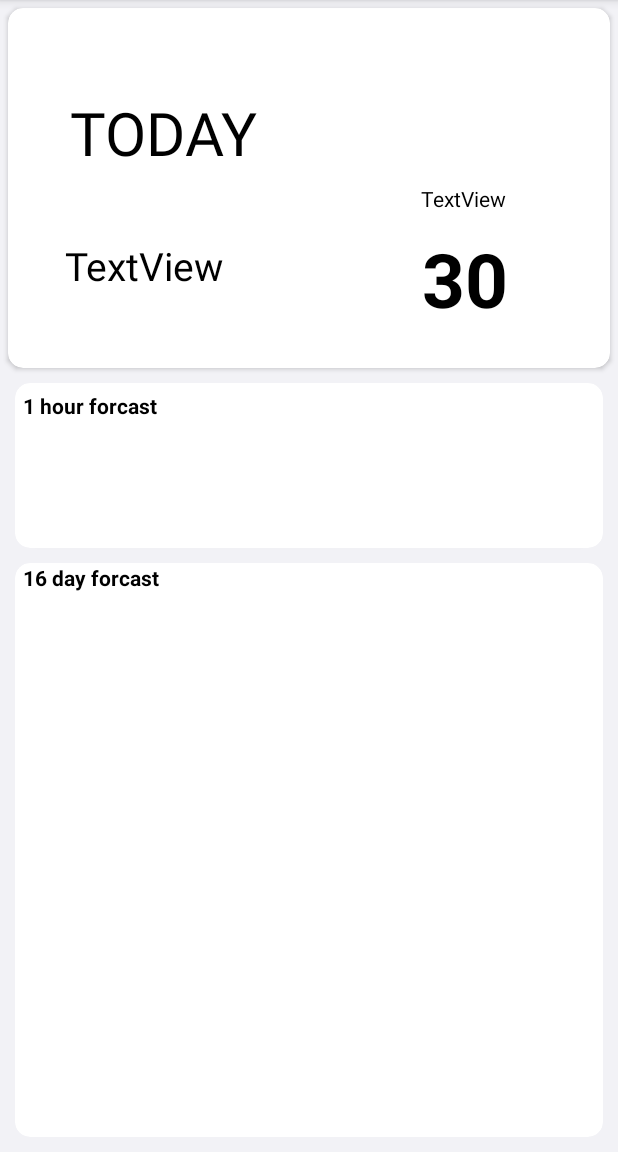
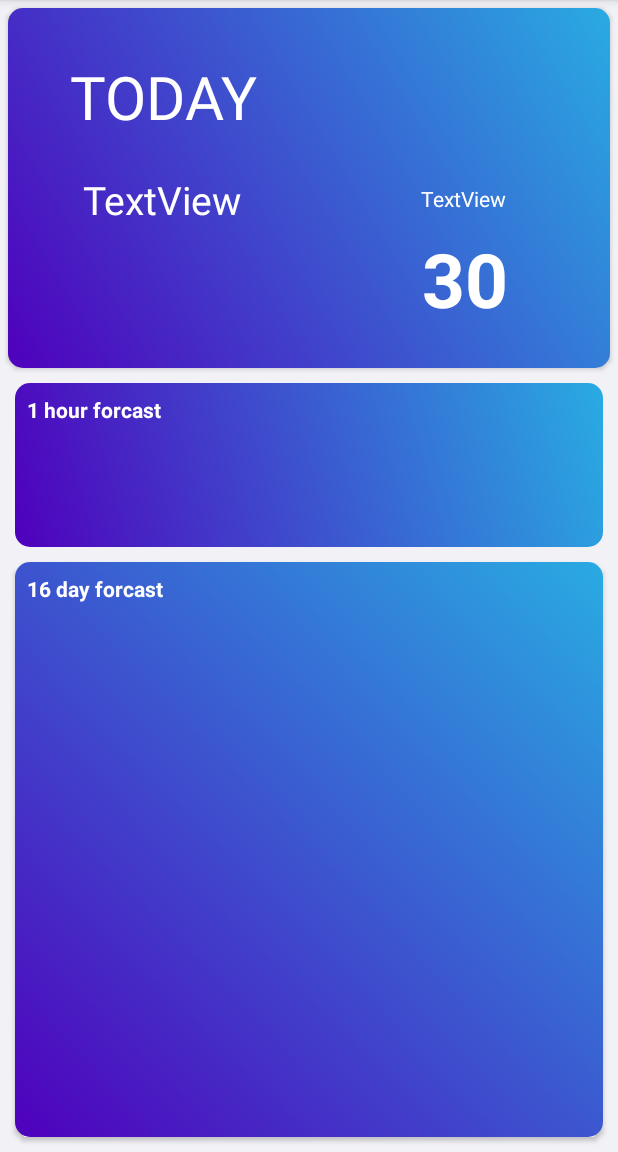
Before and after one commit to AlirezaNouri-77/simple-weather-app, an Android app: the screen it shows after launch (MainActivity), on a phone screen of 412 x 824 dp, the part 84-1236 px from its top. Run offline under Robolectric (Android 15) with nearby library versions, the light colour scheme and no system bars; our stand-ins replace Picasso; pictures from the network do not load; 1 statement that could not run was skipped.

Commit message:
gradient added

```diff
--- a/app/src/main/java/com/example/weathertest/MainActivity.java
+++ b/app/src/main/java/com/example/weathertest/MainActivity.java
@@ -90,7 +90,6 @@
         curent_weather("");
         forcast_weather("");
 
-
     }
 
 
@@ -161,8 +160,7 @@
         okHttpClient.newCall(request).enqueue(new Callback() {
 
             @Override
-            public void onFailure(@NotNull Call call, @NotNull IOException e) {
-            }
+            public void onFailure(@NotNull Call call, @NotNull IOException e) {}
 
             @Override
             public void onResponse(@NotNull Call call, @NotNull Response response) throws IOException {
--- /dev/null
+++ b/app/src/main/res/drawable/gradeint.xml
@@ -0,0 +1,11 @@
+<?xml version="1.0" encoding="utf-8"?>
+<shape xmlns:android="http://schemas.android.com/apk/res/android"
+    android:shape="rectangle" >
+
+    <gradient
+        android:angle="45"
+        android:endColor="#29ABE2"
+        android:startColor="#4F00BC"
+        android:type="linear" />
+
+</shape>
--- a/app/src/main/res/layout/activity_main.xml
+++ b/app/src/main/res/layout/activity_main.xml
@@ -23,7 +23,7 @@
             android:layout_margin="5dp"
             android:layout_weight="5"
             android:elevation="10dp"
-            app:cardBackgroundColor="#ffffff"
+            app:cardBackgroundColor="@android:color/transparent"
             app:cardCornerRadius="10dp"
             app:layout_constraintEnd_toEndOf="parent"
             app:layout_constraintStart_toStartOf="parent"
@@ -31,16 +31,17 @@
 
             <androidx.constraintlayout.widget.ConstraintLayout
                 android:layout_width="match_parent"
+                android:background="@drawable/gradeint"
                 android:layout_height="match_parent">
 
                 <TextView
                     android:id="@+id/cityname"
-                    android:layout_width="150dp"
-                    android:layout_height="wrap_content"
-                    android:layout_marginTop="28dp"
+                    android:layout_width="174dp"
+                    android:layout_height="36dp"
+                    android:layout_marginTop="8dp"
                     android:gravity="center"
                     android:text="TextView"
-                    android:textColor="@color/black"
+                    android:textColor="@color/white"
                     android:textSize="26sp"
                     app:layout_constraintEnd_toEndOf="@+id/textView3"
                     app:layout_constraintHorizontal_bias="0.0"
@@ -51,10 +52,10 @@
                     android:id="@+id/textView3"
                     android:layout_width="175dp"
                     android:layout_height="86dp"
-                    android:layout_marginTop="40dp"
+                    android:layout_marginTop="16dp"
                     android:gravity="center"
                     android:text="TODAY"
-                    android:textColor="@color/black"
+                    android:textColor="@color/white"
                     android:textSize="40sp"
                     app:layout_constraintEnd_toEndOf="parent"
                     app:layout_constraintHorizontal_bias="0.07"
@@ -69,7 +70,7 @@
                     android:layout_marginBottom="28dp"
                     android:gravity="center"
                     android:text="30"
-                    android:textColor="@color/black"
+                    android:textColor="@color/white"
                     android:textSize="50sp"
                     android:textStyle="bold"
                     app:layout_constraintBottom_toBottomOf="parent"
@@ -84,7 +85,7 @@
                     android:layout_width="wrap_content"
                     android:layout_height="wrap_content"
                     android:text="TextView"
-                    android:textColor="@color/black"
+                    android:textColor="@color/white"
                     app:layout_constraintEnd_toEndOf="@+id/imageView"
                     app:layout_constraintStart_toStartOf="@+id/imageView"
                     app:layout_constraintTop_toBottomOf="@+id/imageView" />
@@ -120,6 +121,7 @@
             app:layout_constraintTop_toBottomOf="@+id/current_cardview">
 
             <LinearLayout
+                android:background="@drawable/gradeint"
                 android:layout_width="match_parent"
                 android:layout_height="match_parent"
                 android:orientation="vertical">
@@ -130,11 +132,12 @@
                     android:layout_width="match_parent"
                     android:layout_height="wrap_content"
                     android:layout_weight="4"
-                    android:padding="5dp"
                     android:textStyle="bold"
                     android:textSize="14sp"
-                    android:textColor="@color/black"
-                    android:paddingLeft="5dp"
+                    android:textColor="@color/white"
+                    android:paddingLeft="8dp"
+                    android:paddingTop="8dp"
+                    android:paddingBottom="2dp"
                     android:text="1 hour forcast"
                     tools:layout_editor_absoluteY="240dp" />
 
@@ -173,17 +176,20 @@
             <LinearLayout
                 android:layout_width="match_parent"
                 android:layout_height="match_parent"
+                android:background="@drawable/gradeint"
                 android:orientation="vertical">
 
                 <TextView
                     android:id="@+id/textView2"
                     android:layout_width="match_parent"
                     android:layout_height="wrap_content"
-                    android:paddingLeft="5dp"
                     android:text="16 day forcast"
                     android:textStyle="bold"
                     android:textSize="14sp"
-                    android:textColor="@color/black"
+                    android:textColor="@color/white"
+                    android:paddingLeft="8dp"
+                    android:paddingTop="8dp"
+                    android:paddingBottom="2dp"
                     app:layout_constraintEnd_toEndOf="parent"
                     app:layout_constraintStart_toStartOf="parent"
                     app:layout_constraintTop_toBottomOf="@+id/minute_recyclerview" />
@@ -191,7 +197,6 @@
                 <androidx.recyclerview.widget.RecyclerView
                     android:id="@+id/forcast_recyclerview"
                     android:layout_width="match_parent"
-                    android:background="@android:color/transparent"
                     android:layout_height="0dp"
                     android:layout_weight="8"
                     tools:layout_editor_absoluteX="0dp"
```
Also changed, not shown: app/src/main/res/layout/forcast_recyclerview_layout.xml (+10 -17 lines), app/src/main/res/layout/minute_forcastrecyclerview.xml (+10 -12 lines).
